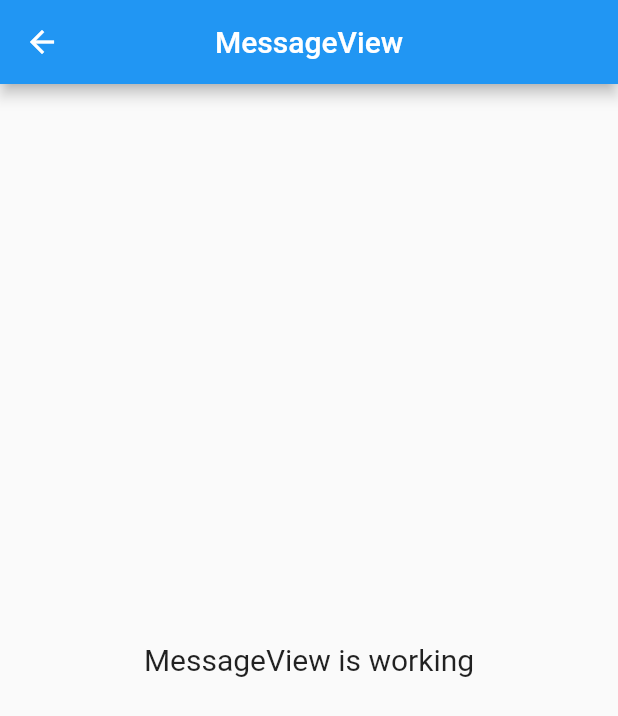
After one commit to fauziahmilda/Aplikasi-GuruPrivate-Online, a Flutter app: the MessageView screen opened by its route, on a phone screen of 412 x 824 dp. The commit adds this screen. Shown: the top 716 px of the screen. Run offline on Flutter 3.47's test engine with Material 2 defaults, Android fonts, the phone set to English and light mode, and no system bars; our stand-ins replace get; missing offline and left inert: dart:ffi.

Commit message:
message page update1

```diff
--- /dev/null
+++ b/lib/app/modules/message/views/message_view.dart
@@ -0,0 +1,24 @@
+import 'package:flutter/material.dart';
+
+import 'package:get/get.dart';
+
+import '../controllers/message_controller.dart';
+
+class MessageView extends GetView<MessageController> {
+  const MessageView({Key? key}) : super(key: key);
+  @override
+  Widget build(BuildContext context) {
+    return Scaffold(
+      appBar: AppBar(
+        title: const Text('MessageView'),
+        centerTitle: true,
+      ),
+      body: Center(
+        child: Text(
+          'MessageView is working',
+          style: TextStyle(fontSize: 20),
+        ),
+      ),
+    );
+  }
+}
--- a/lib/app/routes/app_pages.dart
+++ b/lib/app/routes/app_pages.dart
@@ -4,6 +4,8 @@ import '../modules/home/bindings/home_binding.dart';
 import '../modules/home/views/home_view.dart';
 import '../modules/login/bindings/login_binding.dart';
 import '../modules/login/views/login_view.dart';
+import '../modules/message/bindings/message_binding.dart';
+import '../modules/message/views/message_view.dart';
 import '../modules/profile/bindings/profile_binding.dart';
 import '../modules/profile/views/profile_view.dart';
 import '../modules/setting/bindings/setting_binding.dart';
@@ -44,5 +46,10 @@ class AppPages {
       page: () => const SignView(),
       binding: SignBinding(),
     ),
+    GetPage(
+      name: _Paths.MESSAGE,
+      page: () => const MessageView(),
+      binding: MessageBinding(),
+    ),
   ];
 }
--- a/lib/app/routes/app_routes.dart
+++ b/lib/app/routes/app_routes.dart
@@ -8,6 +8,7 @@ abstract class Routes {
   static const PROFILE = _Paths.PROFILE;
   static const SETTING = _Paths.SETTING;
   static const SIGN = _Paths.SIGN;
+  static const MESSAGE = _Paths.MESSAGE;
 }
 
 abstract class _Paths {
@@ -17,4 +18,5 @@ abstract class _Paths {
   static const PROFILE = '/profile';
   static const SETTING = '/setting';
   static const SIGN = '/sign';
+  static const MESSAGE = '/message';
 }
```
Also changed, not shown: lib/app/modules/message/bindings/message_binding.dart (added, +12 -0 lines), lib/app/modules/message/controllers/message_controller.dart (added, +23 -0 lines).
